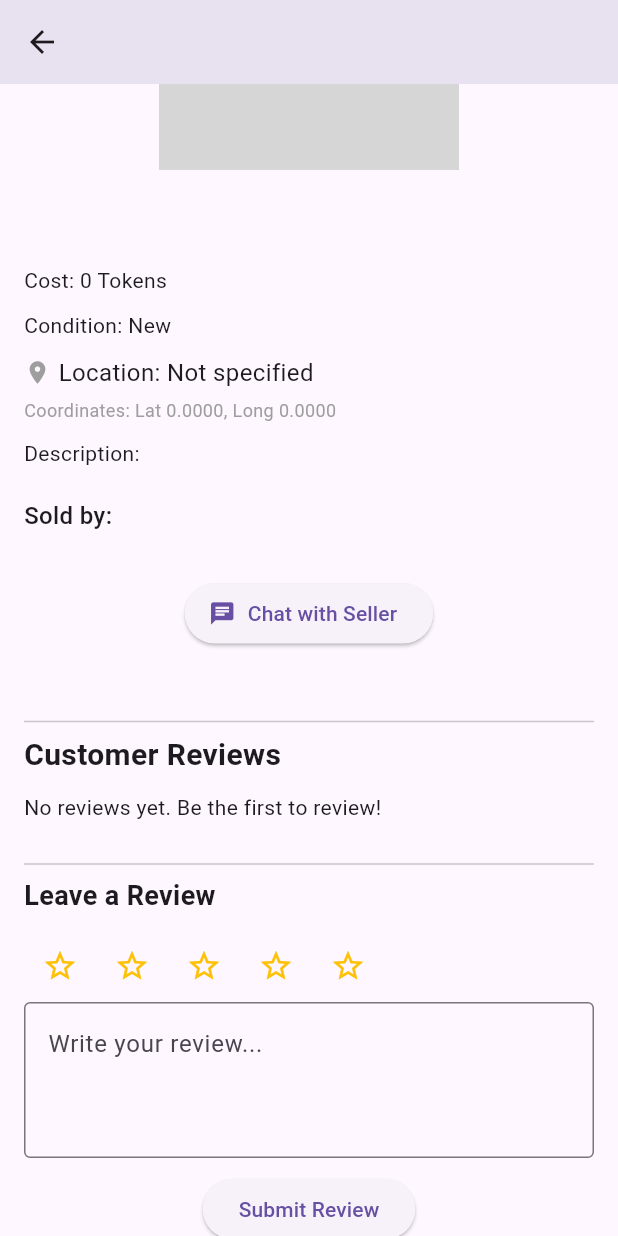
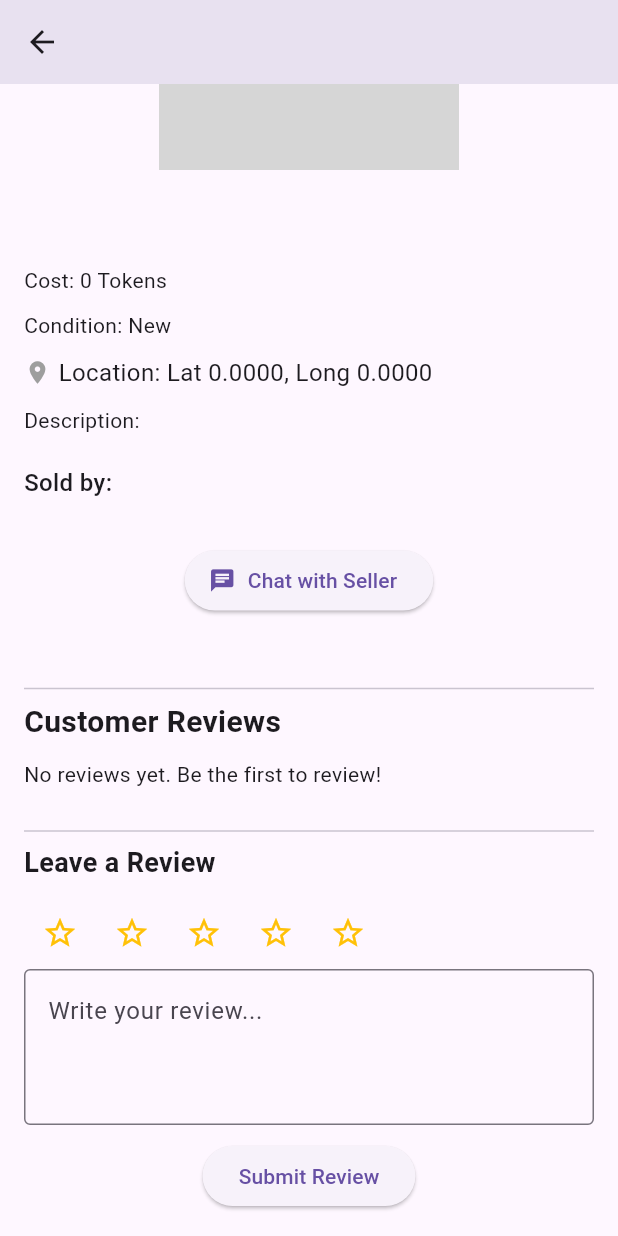
Before and after one commit to bplpriya/MAD_Project1_Campus_Swap_and_Freecycle, a Flutter app: the ItemDetailsScreen screen opened directly with empty values, scrolled down 159 dp, on a phone screen of 412 x 824 dp. Run offline on Flutter 3.47's test engine with Material 3 defaults, Android fonts, the light colour scheme and no system bars; our stand-ins replace cloud_firestore, firebase_auth, firebase_core, geolocator, image_picker; accounts and stored records are empty; network calls fail; grey boxes are pictures that could not be loaded.

Commit message:
Removed redundancy

```diff
--- a/lib/screens/item_details_screen.dart
+++ b/lib/screens/item_details_screen.dart
@@ -24,9 +24,9 @@ class _ItemDetailsScreenState extends State<ItemDetailsScreen> {
   final _reviewController = TextEditingController();
   double _rating = 0;
   bool _isSubmitting = false;
-  bool _isFlagging = false; // <--- NEW STATE
+  bool _isFlagging = false;
 
-  // --- NEW: Flagging Logic ---
+  // --- Flagging Logic ---
   Future<void> _flagItem() async {
     final user = FirebaseAuth.instance.currentUser;
     if (user == null) {
@@ -225,17 +225,17 @@ class _ItemDetailsScreenState extends State<ItemDetailsScreen> {
               children: [
                 const Icon(Icons.location_on, size: 18, color: Colors.grey),
                 const SizedBox(width: 5),
+                // This line now displays the location name OR coordinates if no name was provided
                 Text(
-                  'Location: ${widget.item.location.isNotEmpty ? widget.item.location : "Not specified"}',
+                  widget.item.location.isNotEmpty
+                    ? 'Location: ${widget.item.location}'
+                    : 'Location: Lat ${widget.item.latitude.toStringAsFixed(4)}, Long ${widget.item.longitude.toStringAsFixed(4)}',
                   style: const TextStyle(fontSize: 16),
                 ),
               ],
             ),
-            const SizedBox(height: 5),
-            Text(
-              'Coordinates: Lat ${widget.item.latitude.toStringAsFixed(4)}, Long ${widget.item.longitude.toStringAsFixed(4)}',
-              style: const TextStyle(fontSize: 12, color: Colors.grey),
-            ),
+            // REMOVED: Secondary Coordinates Text
+
             const SizedBox(height: 10),
             Text('Description: ${widget.item.description ?? "No description"}'),
             const SizedBox(height: 20),
@@ -265,7 +265,7 @@ class _ItemDetailsScreenState extends State<ItemDetailsScreen> {
                   label: const Text('Chat with Seller'),
                 ),
 
-                // NEW: Flag Button (Hidden for the seller)
+                // Flag Button (Hidden for the seller)
                 if (!isSeller)
                   ElevatedButton.icon(
                     onPressed: _isFlagging ? null : _flagItem,
@@ -273,7 +273,7 @@ class _ItemDetailsScreenState extends State<ItemDetailsScreen> {
                         ? const SizedBox(
                             width: 18,
                             height: 18,
-                            child: CircularProgressIndicator(color: Colors.white, strokeWidth: 2),
+                            child: CircularProgressIndicator(color: Colors.red, strokeWidth: 2),
                           )
                         : const Icon(Icons.flag, color: Colors.red),
                     label: const Text('Flag Listing'),
```
